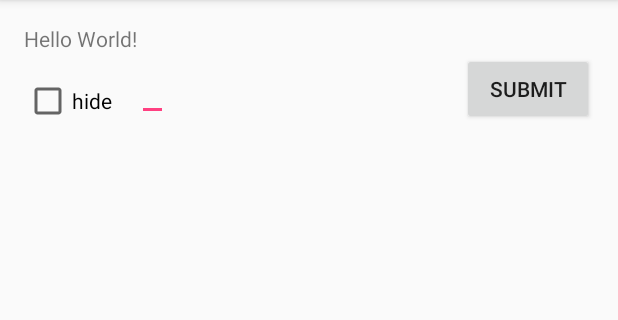
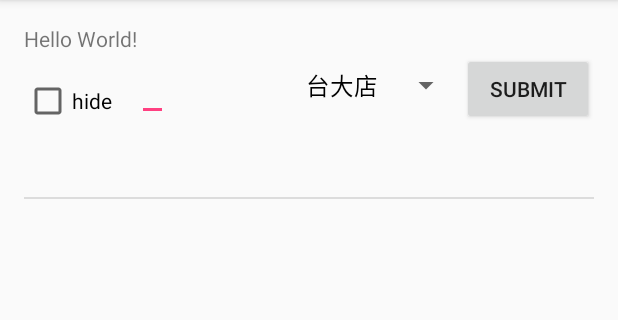
Before and after one commit to kungtsan/AndStudio, an Android app: the screen it shows after launch (MainActivity), after a tap on "SUBMIT", on a phone screen of 412 x 824 dp, the part 84-404 px from its top. Run offline under Robolectric (Android 15) with nearby library versions, the phone set to English and light mode, and no system bars; 2 statements that could not run were skipped.

Commit message:
20151130_End

```diff
--- a/SimpleUI/app/src/main/AndroidManifest.xml
+++ b/SimpleUI/app/src/main/AndroidManifest.xml
@@ -15,6 +15,10 @@
                 <category android:name="android.intent.category.LAUNCHER" />
             </intent-filter>
         </activity>
+        <activity
+            android:name=".DrinkMenuActivity"
+            android:label="@string/title_activity_drink_menu" >
+        </activity>
     </application>
 
 </manifest>
--- a/SimpleUI/app/src/main/java/com/example/simpleui/MainActivity.java
+++ b/SimpleUI/app/src/main/java/com/example/simpleui/MainActivity.java
@@ -6,15 +6,21 @@ import android.os.Bundle;
 import android.support.v7.app.AppCompatActivity;
 import android.view.KeyEvent;
 import android.view.View;
+import android.widget.ArrayAdapter;
 import android.widget.CheckBox;
 import android.widget.CompoundButton;
 import android.widget.EditText;
+import android.widget.ListView;
+import android.widget.ListView;
+import android.widget.Spinner;
 import android.widget.Toast;
 
 public class MainActivity extends AppCompatActivity {
 
     private EditText inputText;
     private CheckBox hideCheckBox;
+    private ListView historyListView;
+    private Spinner storeInfoSpinner;
 
     private SharedPreferences sharedPreferences;
     private SharedPreferences.Editor editor;
@@ -23,6 +29,7 @@ public class MainActivity extends AppCompatActivity {
     protected void onCreate(Bundle savedInstanceState) {
         super.onCreate(savedInstanceState);
         setContentView(R.layout.activity_main);
+        storeInfoSpinner = (Spinner) findViewById(R.id.storeInfoSpinner);
         sharedPreferences = getSharedPreferences("settings", Context.MODE_PRIVATE);
         editor = sharedPreferences.edit();
 
@@ -44,16 +51,42 @@ public class MainActivity extends AppCompatActivity {
         });
 
         hideCheckBox = (CheckBox) findViewById(R.id.hideCheckBox);
+        hideCheckBox.setOnCheckedChangeListener(new CompoundButton.OnCheckedChangeListener() {
+         @Override
+         public void onCheckedChanged(CompoundButton buttonView, boolean isChecked) {
+            editor.putBoolean("hideCheckBox", isChecked);
+            editor.commit();
+            }
+         });
+        hideCheckBox.setChecked(sharedPreferences.getBoolean("hideCheckBox", false));
+        historyListView = (ListView) findViewById(R.id.historyListView);
+        setHistory();
+        setStoreInfo();
+    }
+
+    private void setStoreInfo() {
+       String[] stores = getResources().getStringArray(R.array.storeInfo);
+       ArrayAdapter<String> storeAdapter = new ArrayAdapter<String>(this, android.R.layout.simple_spinner_dropdown_item, stores);
+       storeInfoSpinner.setAdapter(storeAdapter);
+    }
+
+    private void setHistory() {
+        String[] data = Utils.readFile(this,"history.txt").split("\n");
+
+        ArrayAdapter<String> adapter = new ArrayAdapter<String>(this, android.R.layout.simple_list_item_1, data);
+        historyListView.setAdapter(adapter);
     }
 
     public void submit(View view){
         String text = inputText.getText().toString();
         editor.putString("inputText", text);
         editor.commit();
+        Utils.writeFile(this, "history.txt", text + "\n");
         if(hideCheckBox.isChecked()){
             text = "**********";
             inputText.setText("***********");
         }
-        Toast.makeText(this, text, Toast.LENGTH_LONG).show();
+        setHistory();
+
     }
 }
--- a/SimpleUI/app/src/main/java/com/example/simpleui/Utils.java
+++ b/SimpleUI/app/src/main/java/com/example/simpleui/Utils.java
@@ -1,6 +1,8 @@
 package com.example.simpleui;
 
 import android.content.Context;
+
+import java.io.FileInputStream;
 import java.io.FileNotFoundException;
 import java.io.FileOutputStream;
 import java.io.IOException;
@@ -9,7 +11,7 @@ import java.io.IOException;
 * Created by tungying-chao on 11/30/15.
 */
 public class Utils {
-public static void writeFile(Context context, String fileName, String content){
+    public static void writeFile(Context context, String fileName, String content) {
         try {
             FileOutputStream fos = context.openFileOutput(fileName, Context.MODE_APPEND);
             fos.write(content.getBytes());
@@ -20,4 +22,19 @@ public static void writeFile(Context context, String fileName, String content){
             e.printStackTrace();
         }
     }
+
+    public static String readFile(Context context, String fileName) {
+        try {
+            FileInputStream fis = context.openFileInput(fileName);
+            byte[] buffer = new byte[1024];
+            fis.read(buffer, 0, buffer.length);
+            fis.close();
+            return new String(buffer);
+        } catch (FileNotFoundException e) {
+            e.printStackTrace();
+        } catch (IOException e) {
+            e.printStackTrace();
         }
+        return null;
+    }
+}
--- a/SimpleUI/app/src/main/res/layout/activity_main.xml
+++ b/SimpleUI/app/src/main/res/layout/activity_main.xml
@@ -36,4 +36,20 @@
         android:layout_alignBottom="@+id/button"
         android:layout_alignParentLeft="true"
         android:layout_alignParentStart="true" />
+
+    <ListView
+        android:layout_width="wrap_content"
+        android:layout_height="wrap_content"
+        android:id="@+id/historyListView"
+        android:layout_below="@+id/hideCheckBox"
+        android:layout_centerHorizontal="true"/>
+
+    <Spinner
+        android:layout_width="wrap_content"
+        android:layout_height="wrap_content"
+        android:id="@+id/storeInfoSpinner"
+        android:layout_alignBottom="@+id/inputText"
+        android:layout_toRightOf="@+id/inputText"
+        android:layout_toLeftOf="@+id/button"
+        android:layout_toStartOf="@+id/button" />
 </RelativeLayout>
--- /dev/null
+++ b/SimpleUI/app/src/main/res/values/arrays.xml
@@ -0,0 +1,9 @@
+<?xml version="1.0" encoding="utf-8"?>
+<resources>
+    <string-array name="storeInfo">
+        <item>台大店</item>
+        <item>永和店</item>
+        <item>西門店</item>
+        <item>天母店</item>
+    </string-array>
+</resources>
--- a/SimpleUI/app/src/main/res/values/strings.xml
+++ b/SimpleUI/app/src/main/res/values/strings.xml
@@ -1,3 +1,9 @@
+<?xml version="1.0" encoding="utf-8"?>
 <resources>
+
     <string name="app_name">SimpleUI</string>
+    <string name="title_activity_drink_menu">DrinkMenuActivity</string>
+    <string name="hello_world">Hello world!</string>
+    <string name="action_settings">Settings</string>
+
 </resources>
```
Also changed, not shown: SimpleUI/app/src/main/java/com/example/simpleui/DrinkMenuActivity.java (added, +39 -0 lines), SimpleUI/app/src/main/res/layout/activity_drink_menu.xml (added, +14 -0 lines), SimpleUI/app/src/main/res/menu/menu_drink_menu.xml (added, +7 -0 lines). Lines whose indentation alone changed are shown as unchanged.
